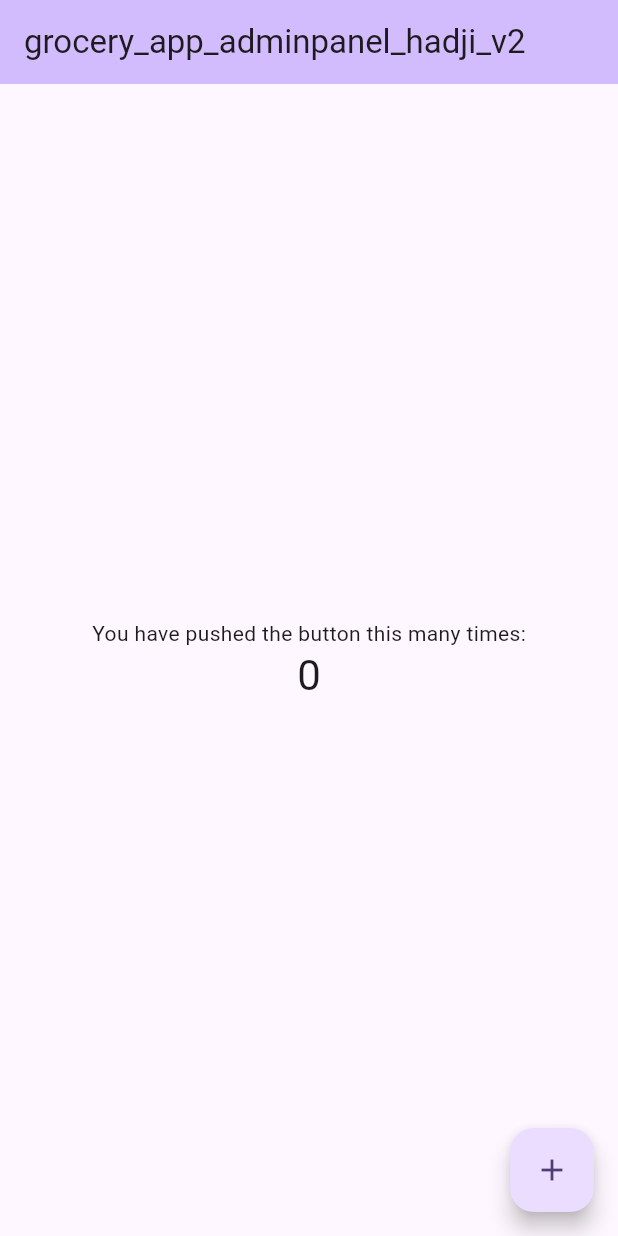
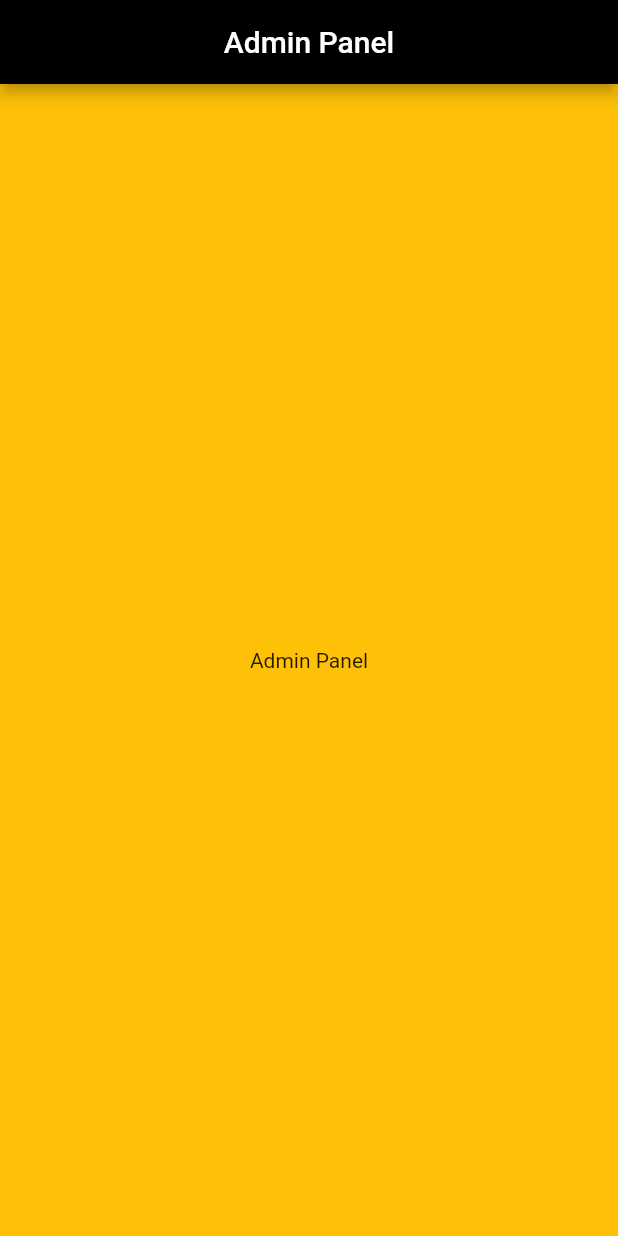
Before and after one commit to Devsaci/grocery_app_adminpanel_hadji_v2, a Flutter app: the screen it shows after launch, on a phone screen of 412 x 824 dp. Run offline on Flutter 3.47's test engine with Material 2 defaults, Android fonts, the phone set to English and light mode, and no system bars.

Commit message:
Text("Admin Panel")

```diff
--- /dev/null
+++ b/lib/home_screen.dart
@@ -0,0 +1,16 @@
+import 'package:flutter/material.dart';
+
+class HomeScreen extends StatelessWidget {
+  const HomeScreen({Key? key}) : super(key: key);
+
+  @override
+  Widget build(BuildContext context) {
+    return Scaffold(
+      appBar: AppBar(
+        centerTitle: true,
+        title: const Text("Admin Panel"),
+      ),
+      body: const Center(child: Text("Admin Panel")),
+    );
+  }
+}
--- a/lib/main.dart
+++ b/lib/main.dart
@@ -1,71 +1,24 @@
 import 'package:flutter/material.dart';
+
+import 'home_screen.dart';
 
 void main() {
   runApp(const MyApp());
 }
 
 class MyApp extends StatelessWidget {
-  const MyApp({super.key});
+  const MyApp({Key? key}) : super(key: key);
 
-  // This widget is the root of your application.
   @override
   Widget build(BuildContext context) {
     return MaterialApp(
-      title: 'admin panel',
+      title: "Admin Panel",
       theme: ThemeData(
-        colorScheme: ColorScheme.fromSeed(seedColor: Colors.deepPurple),
-        useMaterial3: true,
+        appBarTheme: const AppBarTheme(color: Colors.black),
+        scaffoldBackgroundColor: Colors.amber,
+        //primarySwatch: Colors.brown,
       ),
-      home: const MyHomePage(title: "grocery_app_adminpanel_hadji_v2"),
-      //
+      home: HomeScreen(),
     );
   }
 }
-
-class MyHomePage extends StatefulWidget {
-  const MyHomePage({super.key, required this.title});
-
-  final String title;
-
-  @override
-  State<MyHomePage> createState() => _MyHomePageState();
-}
-
-class _MyHomePageState extends State<MyHomePage> {
-  int _counter = 0;
-
-  void _incrementCounter() {
-    setState(() {
-      _counter++;
-    });
-  }
-
-  @override
-  Widget build(BuildContext context) {
-    return Scaffold(
-      appBar: AppBar(
-        backgroundColor: Theme.of(context).colorScheme.inversePrimary,
-        title: Text(widget.title),
-      ),
-      body: Center(
-        child: Column(
-          mainAxisAlignment: MainAxisAlignment.center,
-          children: <Widget>[
-            const Text(
-              'You have pushed the button this many times:',
-            ),
-            Text(
-              '$_counter',
-              style: Theme.of(context).textTheme.headlineMedium,
-            ),
-          ],
-        ),
-      ),
-      floatingActionButton: FloatingActionButton(
-        onPressed: _incrementCounter,
-        tooltip: 'Increment',
-        child: const Icon(Icons.add),
-      ),
-    );
-  }
-}
```
